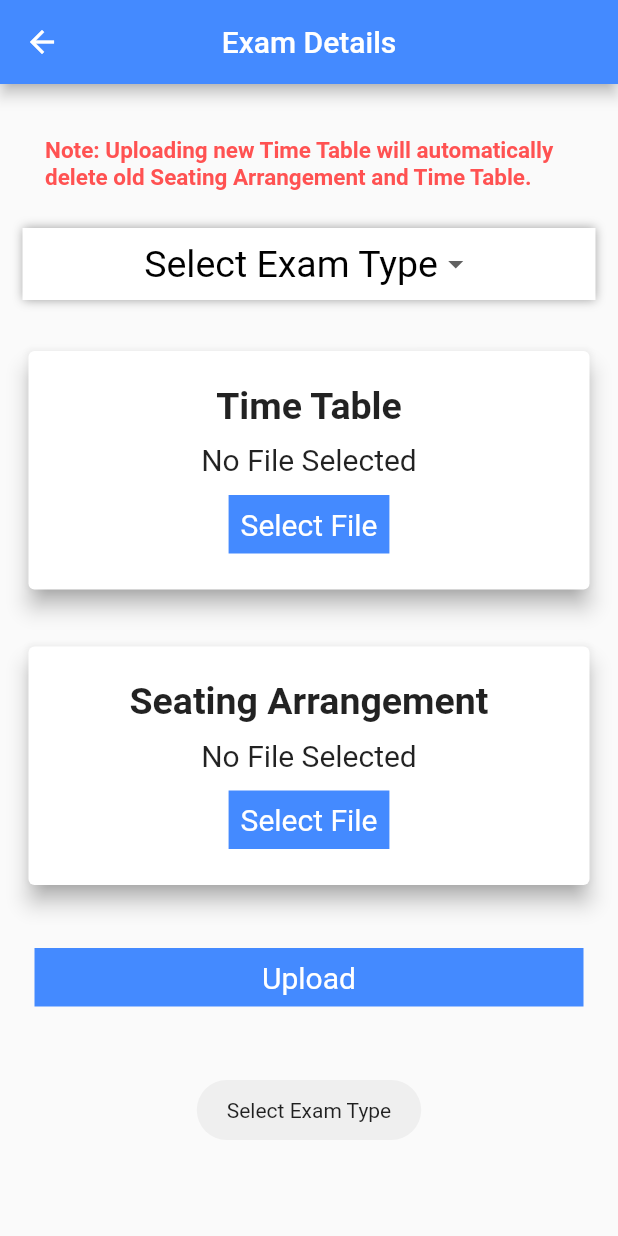
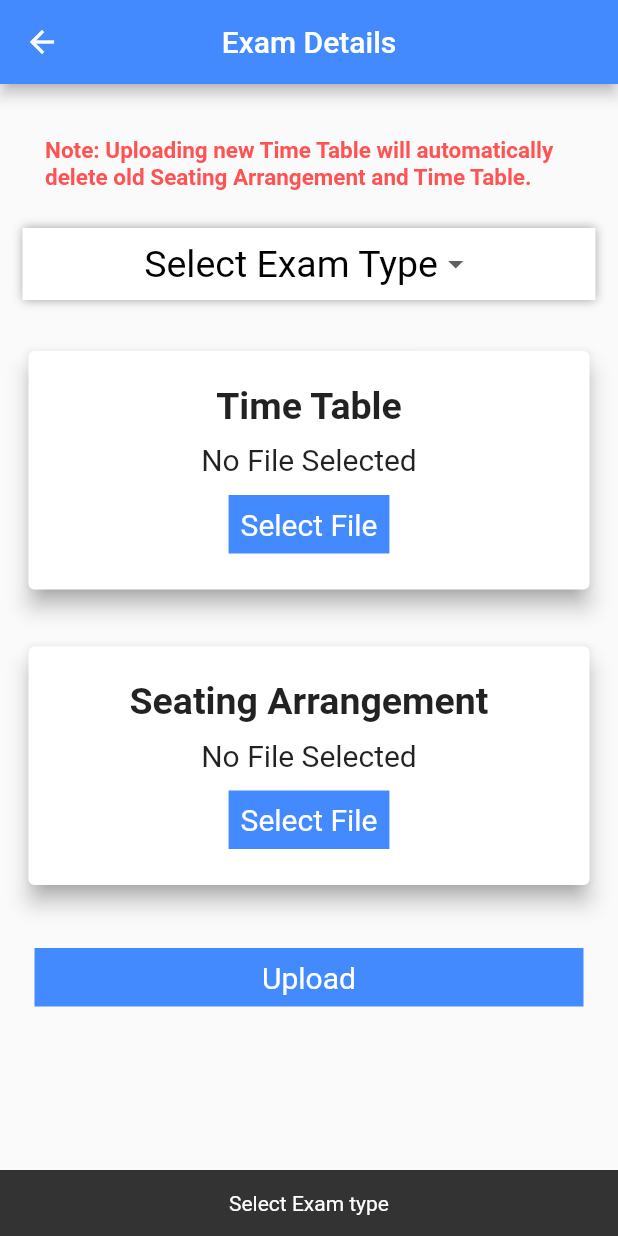
Before and after one commit to FineCoders001/uni_campus, a Flutter app: the UploadExamDetails screen opened directly, after a tap on "Upload", on a phone screen of 412 x 824 dp. Run offline on Flutter 3.47's test engine with Material 2 defaults, Android fonts, the phone set to English and light mode, and no system bars; our stand-ins replace badges, cached_network_image, carousel_slider, cloud_firestore, csv, file_picker and 12 more; missing offline and left inert: barcode_scan2, flutterfire_ui; accounts and stored records are empty; Roboto replaces fonts that are missing (Ubuntu).

```diff
--- a/lib/Authentication/login_screen.dart
+++ b/lib/Authentication/login_screen.dart
@@ -248,9 +248,9 @@ class _LoginScreenState extends State<LoginScreen> {
       } catch (e) {
         ScaffoldMessenger.of(context).showSnackBar(
           SnackBar(
-            duration: const Duration(seconds: 1),
-            content: Text(e.toString().split("] ")[1],
-                textAlign: TextAlign.center),
+            duration: const Duration(milliseconds: 1500),
+            content:
+                Text(e.toString().split("] ")[1], textAlign: TextAlign.center),
           ),
         );
       }
--- a/lib/Authentication/registration_screen.dart
+++ b/lib/Authentication/registration_screen.dart
@@ -37,12 +37,12 @@ class _RegistrationScreenState extends State<RegistrationScreen> {
       user = await _auth.createUserWithEmailAndPassword(
           email: emailText.text.trim(), password: passwordText.text.trim());
 
-    await Navigator.pushAndRemoveUntil(context,
-        MaterialPageRoute(builder: (_) => const ProfileForm()), (_) => false);
+      await Navigator.pushAndRemoveUntil(context,
+          MaterialPageRoute(builder: (_) => const ProfileForm()), (_) => false);
     } catch (e) {
       ScaffoldMessenger.of(context).showSnackBar(
         SnackBar(
-          duration: const Duration(seconds: 1),
+          duration: const Duration(milliseconds: 1500),
           content:
               Text(e.toString().split("] ")[1], textAlign: TextAlign.center),
         ),
--- a/lib/LibraryManagement/Screens/book_details_screen.dart
+++ b/lib/LibraryManagement/Screens/book_details_screen.dart
@@ -440,7 +440,7 @@ class _BottomButtonState extends ConsumerState<BottomButton> {
                   .then((value) => {
                         ScaffoldMessenger.of(context).showSnackBar(
                           const SnackBar(
-                            duration: Duration(seconds: 1),
+                            duration: Duration(milliseconds: 1500),
                             content:
                                 Text('Issued', textAlign: TextAlign.center),
                           ),
@@ -455,7 +455,7 @@ class _BottomButtonState extends ConsumerState<BottomButton> {
                   .then((value) => {
                         ScaffoldMessenger.of(context).showSnackBar(
                           const SnackBar(
-                            duration: Duration(seconds: 1),
+                            duration: Duration(milliseconds: 1500),
                             content: Text('Request Deleted',
                                 textAlign: TextAlign.center),
                           ),
@@ -467,7 +467,7 @@ class _BottomButtonState extends ConsumerState<BottomButton> {
             } else if (isIssued == "Out of Stock") {
               ScaffoldMessenger.of(context).showSnackBar(
                 const SnackBar(
-                  duration: Duration(seconds: 1),
+                  duration: Duration(milliseconds: 1500),
                   content: Text('Out of Stock', textAlign: TextAlign.center),
                 ),
               );
--- a/lib/LibraryManagement/Screens/issued_book_screen_admin.dart
+++ b/lib/LibraryManagement/Screens/issued_book_screen_admin.dart
@@ -267,7 +267,8 @@ class _IssuedBookAdminScreenState extends ConsumerState<IssuedBookAdminScreen> {
                                                             .showSnackBar(
                                                           const SnackBar(
                                                             duration: Duration(
-                                                                seconds: 1),
+                                                                milliseconds:
+                                                                    1500),
                                                             content: Text(
                                                               'Book marked as returned',
                                                               textAlign:
--- a/lib/SeatingManagement/Screens/upload_exam_details.dart
+++ b/lib/SeatingManagement/Screens/upload_exam_details.dart
@@ -1,7 +1,6 @@
 import 'package:file_picker/file_picker.dart';
 import 'package:firebase_storage/firebase_storage.dart';
 import 'package:flutter/material.dart';
-import 'package:fluttertoast/fluttertoast.dart';
 import 'package:google_fonts/google_fonts.dart';
 import 'package:firebase_storage/firebase_storage.dart' as firebase_storage;
 import 'package:uni_campus/SeatingManagement/Utils/files_io.dart';
@@ -294,12 +293,35 @@ class _UploadExamDetailsState extends State<UploadExamDetails> {
                 },
                 onTap: () async {
                   if (examType == null) {
-                    Fluttertoast.showToast(msg: "Select Exam Type");
+                    ScaffoldMessenger.of(context).showSnackBar(
+                      const SnackBar(
+                        duration: Duration(milliseconds: 1500),
+                        content: Text(
+                          'Select Exam type',
+                          textAlign: TextAlign.center,
+                        ),
+                      ),
+                    );
                   } else if (timeTable == null) {
-                    Fluttertoast.showToast(msg: "Select File for Time Table");
+                    ScaffoldMessenger.of(context).showSnackBar(
+                      const SnackBar(
+                        duration: Duration(milliseconds: 1500),
+                        content: Text(
+                          'Select File for Time Table',
+                          textAlign: TextAlign.center,
+                        ),
+                      ),
+                    );
                   } else if (arrangement == null) {
-                    Fluttertoast.showToast(
-                        msg: "Select File for Seating Arrangement");
+                    ScaffoldMessenger.of(context).showSnackBar(
+                      const SnackBar(
+                        duration: Duration(milliseconds: 1500),
+                        content: Text(
+                          'Select File for Seating Arrangement',
+                          textAlign: TextAlign.center,
+                        ),
+                      ),
+                    );
                   } else {
                     List<String> examTypes = [
                       "Mid Semester",
@@ -349,8 +371,18 @@ class _UploadExamDetailsState extends State<UploadExamDetails> {
                               arrangement!,
                               "$examType/SeatingArrangement",
                               "SeatingArrangement.csv")
-                          .then((value) => Fluttertoast.showToast(
-                              msg: "Both Files Uploaded Successfully"));
+                          .then(
+                            (value) =>
+                                ScaffoldMessenger.of(context).showSnackBar(
+                              const SnackBar(
+                                duration: Duration(milliseconds: 1500),
+                                content: Text(
+                                  'Both Files Uploaded Successfully',
+                                  textAlign: TextAlign.center,
+                                ),
+                              ),
+                            ),
+                          );
                     });
                   }
                 },
--- a/pubspec.yaml
+++ b/pubspec.yaml
@@ -36,7 +36,6 @@ dependencies:
   hooks_riverpod: ^1.0.3
   flutterfire_ui: ^0.3.4
   email_validator: ^2.0.1
-  fluttertoast: ^8.0.8
   flutter_screenutil: ^5.2.0
   shared_preferences: ^2.0.13
   csv: ^5.0.1
```
Also changed, not shown: lib/LibraryManagement/Screens/approve_book_requests_screen_admin.dart (+7 -4 lines), pubspec.lock.
